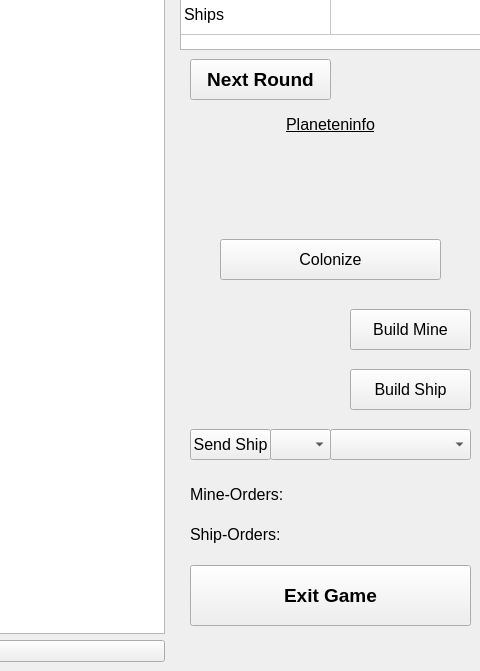
First picture: the form in view2D/MainWindow2D.ui, repository tglane/asteroids, before the edit; both pictures show x 713 to 1193 and y 201 to 872 of the 1193 by 872 pixel window.
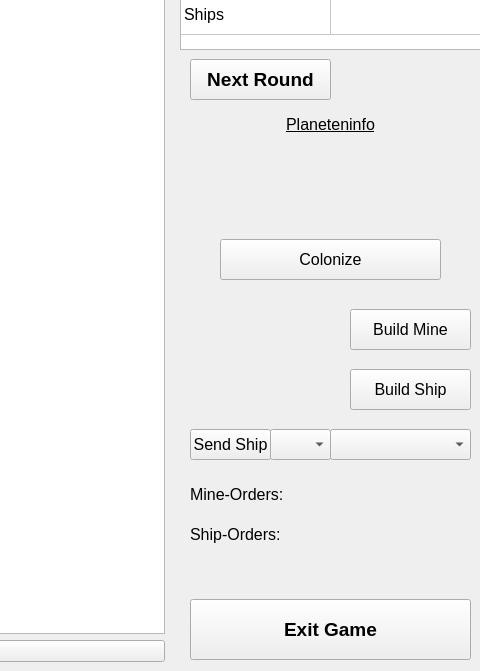
Second picture: the form after the edit. Icons and pictures are not drawn.

What changed in the file:
```diff
--- a/view2D/MainWindow2D.ui
+++ b/view2D/MainWindow2D.ui
@@ -237,7 +237,7 @@
          <x>0</x>
          <y>310</y>
          <width>301</width>
-         <height>451</height>
+         <height>481</height>
         </rect>
        </property>
        <widget class="QLabel" name="PlanetenInfoLabel">
@@ -441,7 +441,7 @@
          <rect>
           <x>10</x>
           <y>260</y>
-          <width>41</width>
+          <width>51</width>
           <height>41</height>
          </rect>
         </property>
@@ -588,7 +588,7 @@
        <property name="geometry">
         <rect>
          <x>10</x>
-         <y>766</y>
+         <y>800</y>
          <width>281</width>
          <height>61</height>
         </rect>
```
